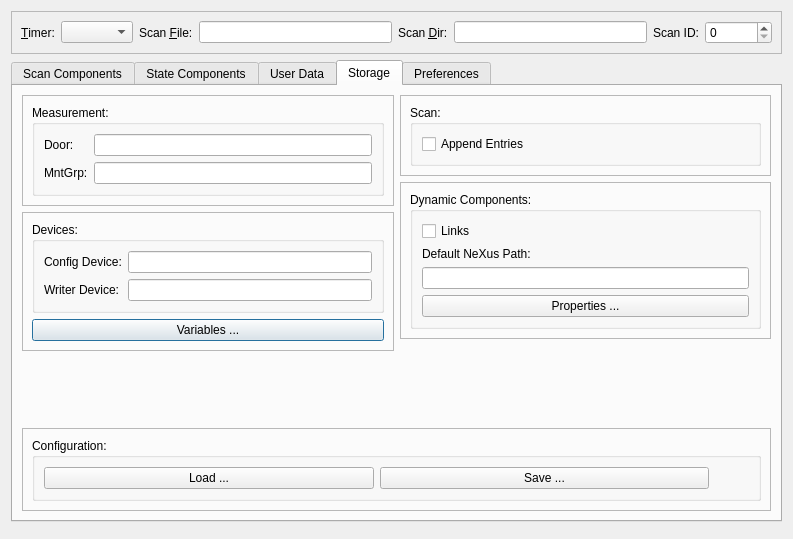
First picture: the form in nxselector/ui/selector.ui, repository nexdatas/nxselector, before the edit.
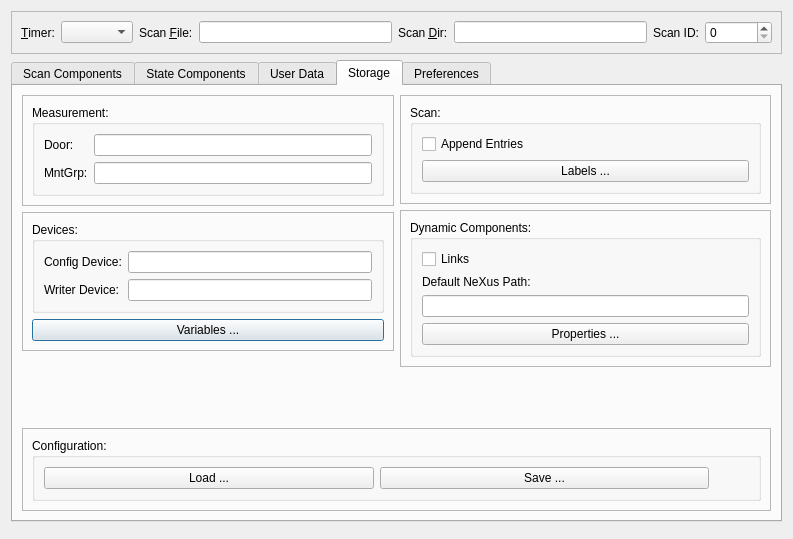
Second picture: the form after the edit. The open tabs and pages were chosen to show the change.

Commit message: adding labels button

```diff
--- a/nxselector/ui/selector.ui
+++ b/nxselector/ui/selector.ui
@@ -276,6 +276,13 @@
                    </property>
                   </widget>
                  </item>
+                 <item row="1" column="0">
+                  <widget class="QPushButton" name="labelsPushButton">
+                   <property name="text">
+                    <string>Labels ...</string>
+                   </property>
+                  </widget>
+                 </item>
                 </layout>
                </widget>
               </item>
```
The commit also changes 1 other file.
